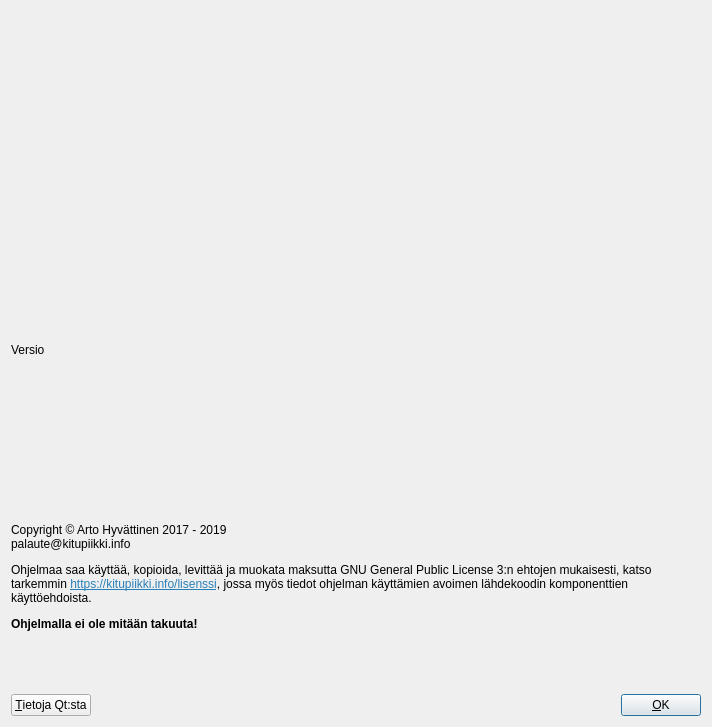
Qt form kitupiikki/aloitussivu/aboutdialog.ui (artoh/kitupiikki) before a commit.
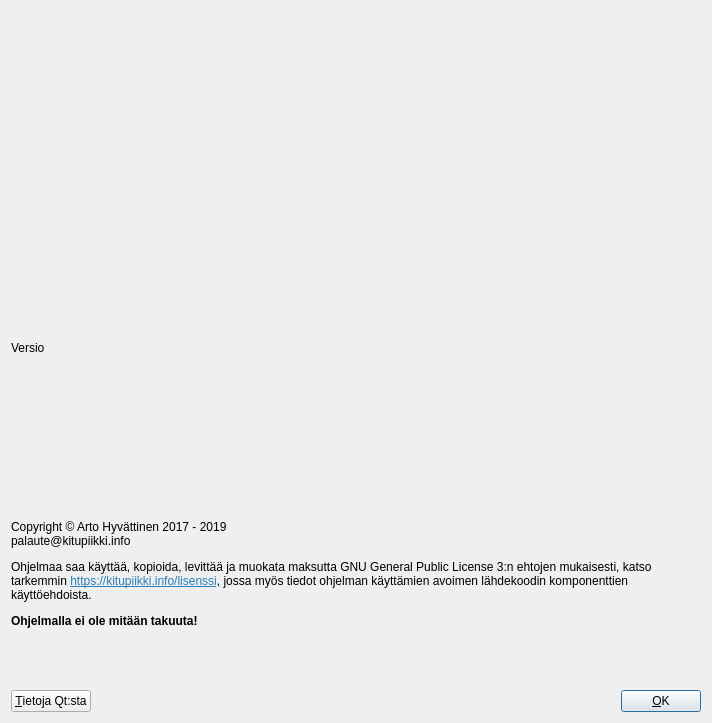
The same form after that commit. Icons and pictures are not drawn.

```diff
--- a/kitupiikki/aloitussivu/aboutdialog.ui
+++ b/kitupiikki/aloitussivu/aboutdialog.ui
@@ -7,7 +7,7 @@
     <x>0</x>
     <y>0</y>
     <width>712</width>
-    <height>727</height>
+    <height>723</height>
    </rect>
   </property>
   <property name="windowTitle">
```
